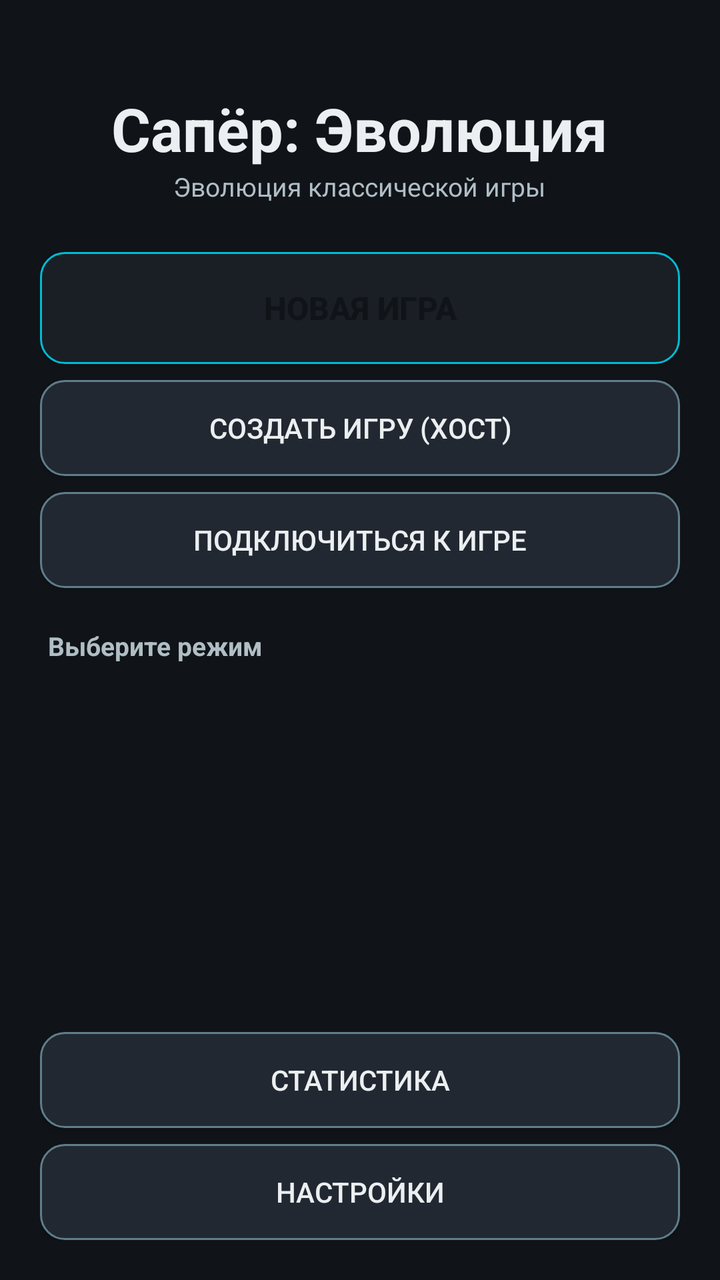
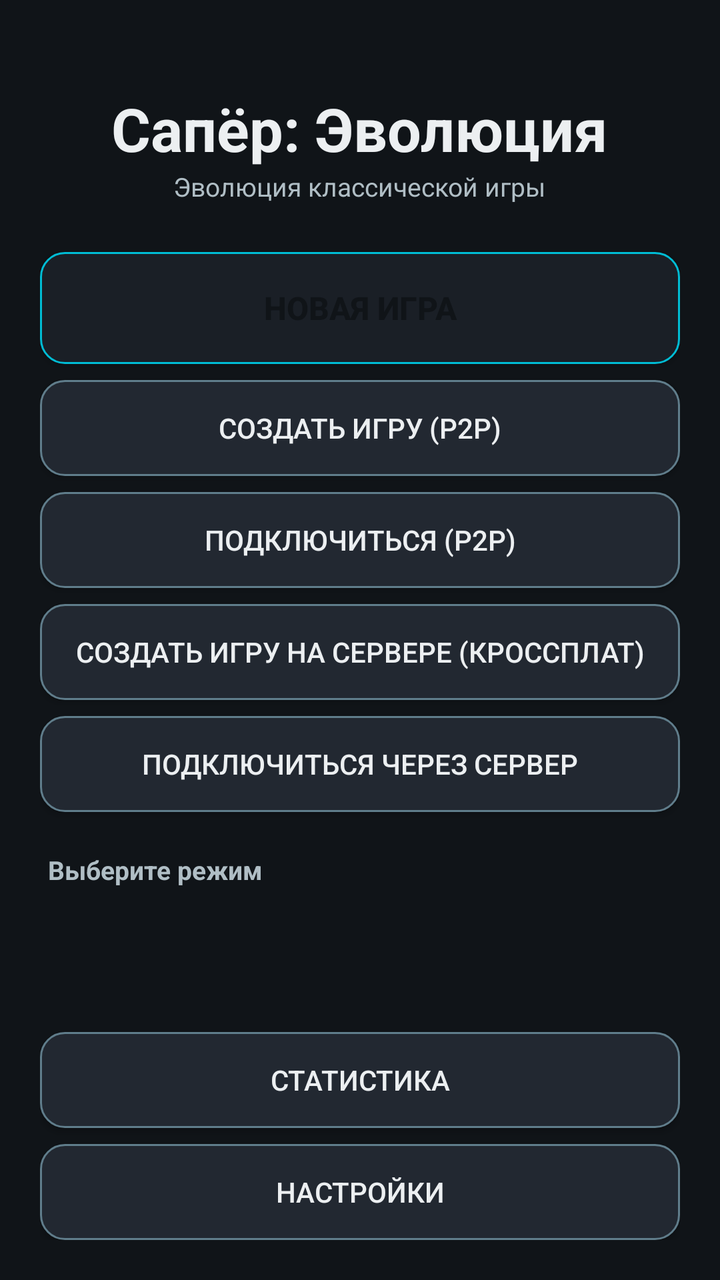

The first picture is an Android layout as it rendered before a commit; the second is the same layout after the commit. The layout source and the unified diff follow.
<!-- AndroidManifest.xml: application theme Theme.MinesweeperEvolution -->
<!-- res/layout/activity_main.xml -->
<?xml version="1.0" encoding="utf-8"?>
<ScrollView xmlns:android="http://schemas.android.com/apk/res/android"
    android:layout_width="match_parent"
    android:layout_height="match_parent"
    android:background="@color/bg_dark"
    android:fillViewport="true">

    <LinearLayout
        android:layout_width="match_parent"
        android:layout_height="wrap_content"
        android:orientation="vertical"
        android:padding="20dp">

        
        <TextView
            android:id="@+id/title"
            android:layout_width="wrap_content"
            android:layout_height="wrap_content"
            android:layout_gravity="center"
            android:layout_marginTop="24dp"
            android:text="@string/app_name"
            android:textColor="@color/text_primary"
            android:textSize="30sp"
            android:textStyle="bold" />

        <TextView
            android:id="@+id/subtitle"
            android:layout_width="wrap_content"
            android:layout_height="wrap_content"
            android:layout_gravity="center"
            android:layout_marginBottom="24dp"
            android:text="@string/app_subtitle"
            android:textColor="@color/text_secondary"
            android:textSize="13sp" />

        
        <Button
            android:id="@+id/btnContinue"
            android:layout_width="match_parent"
            android:layout_height="56dp"
            android:layout_marginBottom="8dp"
            android:background="@drawable/bg_button_primary"
            android:text="@string/continue_game"
            android:textColor="@color/bg_dark"
            android:textSize="16sp"
            android:textStyle="bold"
            android:visibility="gone" />

        
        <Button
            android:id="@+id/btnNewGame"
            android:layout_width="match_parent"
            android:layout_height="56dp"
            android:layout_marginBottom="8dp"
            android:background="@drawable/bg_button_primary"
            android:text="@string/new_game"
            android:textColor="@color/bg_dark"
            android:textSize="16sp"
            android:textStyle="bold" />

        
        <Button
            android:id="@+id/btnMpHost"
            android:layout_width="match_parent"
            android:layout_height="48dp"
            android:layout_marginBottom="8dp"
            android:background="@drawable/bg_button_secondary"
            android:text="@string/mp_host"
            android:textColor="@color/text_primary"
            android:textSize="14sp" />

        <Button
            android:id="@+id/btnMpJoin"
            android:layout_width="match_parent"
            android:layout_height="48dp"
            android:layout_marginBottom="20dp"
            android:background="@drawable/bg_button_secondary"
            android:text="@string/mp_join"
            android:textColor="@color/text_primary"
            android:textSize="14sp" />

        <TextView
            android:layout_width="wrap_content"
            android:layout_height="wrap_content"
            android:layout_marginStart="4dp"
            android:layout_marginBottom="10dp"
            android:text="@string/select_mode"
            android:textColor="@color/text_secondary"
            android:textSize="13sp"
            android:textStyle="bold" />

        
        <LinearLayout
            android:id="@+id/modesContainer"
            android:layout_width="match_parent"
            android:layout_height="wrap_content"
            android:orientation="vertical" />

        <TextView
            android:id="@+id/diffTitle"
            android:layout_width="wrap_content"
            android:layout_height="wrap_content"
            android:layout_marginStart="4dp"
            android:layout_marginTop="20dp"
            android:layout_marginBottom="10dp"
            android:text="@string/select_difficulty"
            android:textColor="@color/text_secondary"
            android:textSize="13sp"
            android:textStyle="bold"
            android:visibility="gone" />

        <LinearLayout
            android:id="@+id/diffContainer"
            android:layout_width="match_parent"
            android:layout_height="wrap_content"
            android:orientation="horizontal"
            android:weightSum="3" />

        <View
            android:layout_width="match_parent"
            android:layout_height="0dp"
            android:layout_weight="1" />

        
        <Button
            android:id="@+id/btnStats"
            android:layout_width="match_parent"
            android:layout_height="48dp"
            android:layout_marginBottom="8dp"
            android:background="@drawable/bg_button_secondary"
            android:text="@string/stats"
            android:textColor="@color/text_primary"
            android:textSize="14sp" />

        <Button
            android:id="@+id/btnSettings"
            android:layout_width="match_parent"
            android:layout_height="48dp"
            android:background="@drawable/bg_button_secondary"
            android:text="@string/settings"
            android:textColor="@color/text_primary"
            android:textSize="14sp" />

    </LinearLayout>
</ScrollView>
<!-- resources referenced by this layout -->
<resources>
  <color name="bg_dark">#FF101418</color>
  <color name="text_primary">#FFECEFF1</color>
  <color name="text_secondary">#FFB0BEC5</color>
  <!-- drawable bg_button_primary (drawable) -->
  <?xml version="1.0" encoding="utf-8"?>
  <shape xmlns:android="http://schemas.android.com/apk/res/android" android:shape="rectangle">
      <solid android:color="@color/bg_panel"/>
      <corners android:radius="12dp"/>
      <stroke android:width="1dp" android:color="@color/accent"/>
  </shape>
  <!-- drawable bg_button_secondary (drawable) -->
  <?xml version="1.0" encoding="utf-8"?>
  <selector xmlns:android="http://schemas.android.com/apk/res/android">
      
      <item android:state_selected="true">
          <shape android:shape="rectangle">
              <solid android:color="@color/accent"/>
              <corners android:radius="12dp"/>
              <stroke android:width="1dp" android:color="@color/accent_2"/>
          </shape>
      </item>
      
      <item android:state_pressed="true">
          <shape android:shape="rectangle">
              <solid android:color="@color/bg_panel_alt"/>
              <corners android:radius="12dp"/>
              <stroke android:width="2dp" android:color="@color/accent"/>
          </shape>
      </item>
      
      <item>
          <shape android:shape="rectangle">
              <solid android:color="@color/bg_panel_alt"/>
              <corners android:radius="12dp"/>
              <stroke android:width="1dp" android:color="@color/text_dim"/>
          </shape>
      </item>
  </selector>
  <string name="app_name">Сапёр: Эволюция</string>
  <string name="app_subtitle">Эволюция классической игры</string>
  <string name="continue_game">Продолжить</string>
  <string name="mp_host">Создать игру (хост)</string>
  <string name="mp_join">Подключиться к игре</string>
  <string name="new_game">Новая игра</string>
  <string name="select_difficulty">Выберите сложность</string>
  <string name="select_mode">Выберите режим</string>
  <string name="settings">Настройки</string>
  <string name="stats">Статистика</string>
  <style name="Theme.MinesweeperEvolution" parent="Theme.AppCompat.NoActionBar">
          <item name="colorPrimary">@color/accent</item>
          <item name="colorPrimaryDark">@color/accent_2</item>
          <item name="colorAccent">@color/accent</item>
          <item name="android:windowBackground">@color/bg_dark</item>
          <item name="android:textColorPrimary">@color/text_primary</item>
          <item name="android:textColorSecondary">@color/text_secondary</item>
          <item name="android:statusBarColor" tools:targetApi="l">@color/bg_dark</item>
      </style>
  <color name="bg_panel">#FF1A1F26</color>
  <color name="accent">#FF00BCD4</color>
  <color name="accent_2">#FF26C6DA</color>
  <color name="bg_panel_alt">#FF222831</color>
  <color name="text_dim">#FF607D8B</color>
</resources>

<!-- the commit's change to res/layout/activity_main.xml (unified diff, before → after) -->
@@ -73,9 +73,29 @@
             android:id="@+id/btnMpJoin"
             android:layout_width="match_parent"
             android:layout_height="48dp"
+            android:layout_marginBottom="8dp"
+            android:background="@drawable/bg_button_secondary"
+            android:text="@string/mp_join"
+            android:textColor="@color/text_primary"
+            android:textSize="14sp" />
+
+        <Button
+            android:id="@+id/btnMpRelayHost"
+            android:layout_width="match_parent"
+            android:layout_height="48dp"
+            android:layout_marginBottom="8dp"
+            android:background="@drawable/bg_button_secondary"
+            android:text="@string/mp_relay_host"
+            android:textColor="@color/text_primary"
+            android:textSize="14sp" />
+
+        <Button
+            android:id="@+id/btnMpRelayJoin"
+            android:layout_width="match_parent"
+            android:layout_height="48dp"
             android:layout_marginBottom="20dp"
             android:background="@drawable/bg_button_secondary"
-            android:text="@string/mp_join"
+            android:text="@string/mp_relay_join"
             android:textColor="@color/text_primary"
             android:textSize="14sp" />
 
<!-- resource entries referenced after the edit -->
@@ -41,8 +41,10 @@
   <string name="app_name">Сапёр: Эволюция</string>
   <string name="app_subtitle">Эволюция классической игры</string>
   <string name="continue_game">Продолжить</string>
-  <string name="mp_host">Создать игру (хост)</string>
-  <string name="mp_join">Подключиться к игре</string>
+  <string name="mp_host">Создать игру (P2P)</string>
+  <string name="mp_join">Подключиться (P2P)</string>
+  <string name="mp_relay_host">Создать игру на сервере (кроссплат)</string>
+  <string name="mp_relay_join">Подключиться через сервер</string>
   <string name="new_game">Новая игра</string>
   <string name="select_difficulty">Выберите сложность</string>
   <string name="select_mode">Выберите режим</string>
